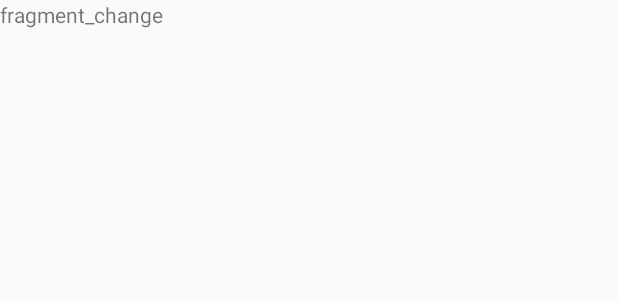
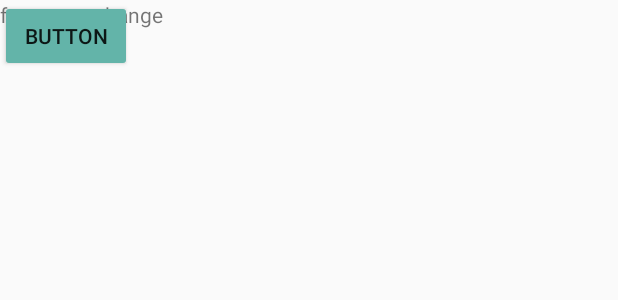
Before and after one commit to RogachevMD/ChangeManager, an Android app: the layout fragment_change.xml on its own in the app's theme, with its tools: preview values and no code run, on a phone screen of 412 x 824 dp. Shown: the top 300 px of the screen. Run offline under Robolectric (Android 15) with nearby library versions, the phone set to English and light mode, and no system bars.

Commit message:
v.07.04.7 (версия 1.0 ебать)

```diff
--- a/app/src/main/java/com/topstrejiok/changemanager/Libs/Person.java
+++ b/app/src/main/java/com/topstrejiok/changemanager/Libs/Person.java
@@ -8,8 +8,8 @@ public class Person {
 
     public void SetDonated(double value)
     {
+        donated = value;
         balance = donated - orderedOn;
-        donated = value;
     }
 
     public double GetDonated()
@@ -19,8 +19,8 @@ public class Person {
 
     public void SetOrderedOn(double value)
     {
+        orderedOn = value;
         balance = donated - orderedOn;
-        orderedOn = value;
     }
 
     public double GetOrderedOn()
--- a/app/src/main/res/layout/fragment_change.xml
+++ b/app/src/main/res/layout/fragment_change.xml
@@ -11,4 +11,10 @@
         android:layout_height="match_parent"
         android:text="@string/fragment_change" />
 
+    <Button
+        android:id="@+id/get_change"
+        android:layout_width="wrap_content"
+        android:layout_height="wrap_content"
+        android:text="Button" />
+
 </FrameLayout>
```
Also changed, not shown: app/src/main/java/com/topstrejiok/changemanager/Controller/OrdersController.java (+8 -1 lines), app/src/main/java/com/topstrejiok/changemanager/Libs/Group.java (+7 -0 lines), app/src/main/java/com/topstrejiok/changemanager/fragment/ChangeFragment.java (+28 -0 lines).
